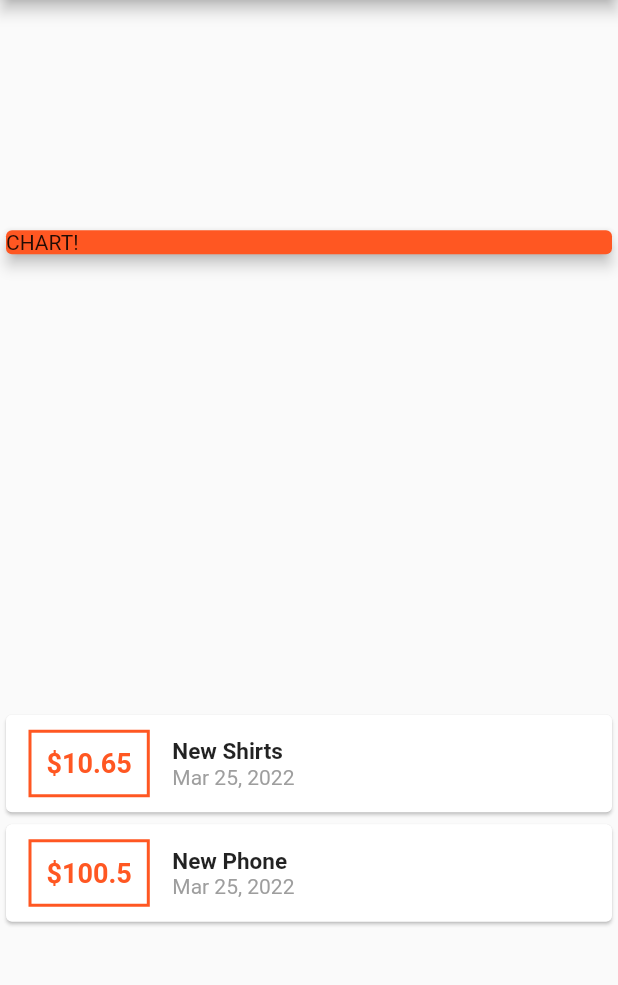
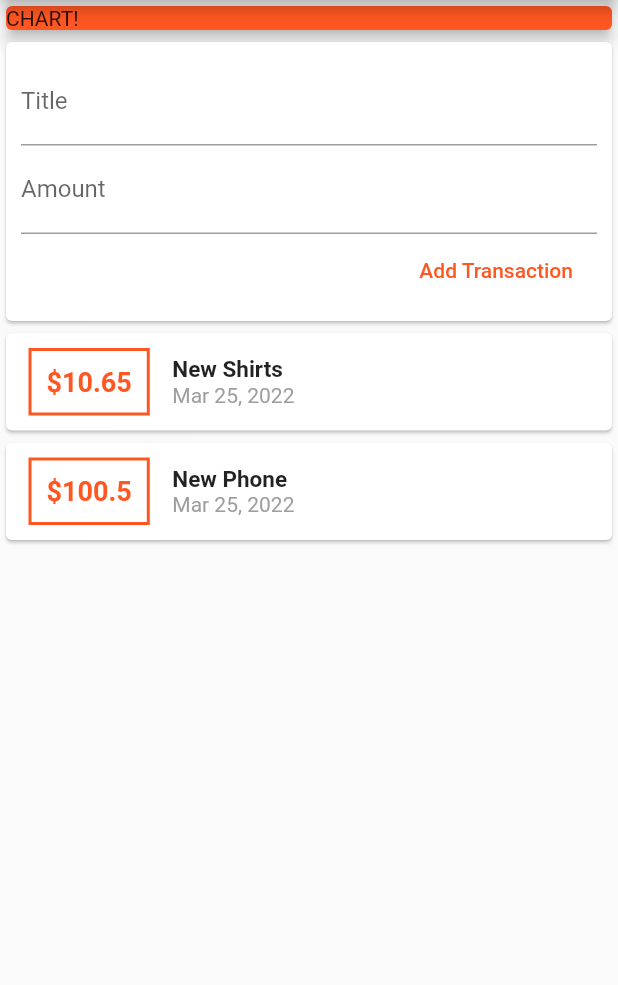
Before and after one commit to naufalakmal/expense_planner, a Flutter app: the screen it shows after launch, on a phone screen of 412 x 824 dp, the part 84-1069 px from its top. Run offline on Flutter 3.47's test engine with Material 2 defaults, Android fonts, the phone set to English and light mode, and no system bars.

Commit message:
Adding Text Input Widgets

```diff
--- a/lib/main.dart
+++ b/lib/main.dart
@@ -34,7 +34,7 @@ class MyApp extends StatelessWidget {
           backgroundColor: Colors.deepOrange,
         ),
         body: Column(
-          mainAxisAlignment: MainAxisAlignment.spaceAround,
+          // mainAxisAlignment: MainAxisAlignment.start,
           crossAxisAlignment: CrossAxisAlignment.stretch,
           children: <Widget>[
             Container(
@@ -43,6 +43,27 @@ class MyApp extends StatelessWidget {
                 color: Colors.deepOrange,
                 child: Text('CHART!'),
                 elevation: 4,
+              ),
+            ),
+            Card(
+              child: Container(
+                padding: EdgeInsets.all(10),
+                child: Column(
+                  crossAxisAlignment: CrossAxisAlignment.end,
+                  children: [
+                    TextField(
+                      decoration: InputDecoration(labelText: 'Title'),
+                    ),
+                    TextField(
+                      decoration: InputDecoration(labelText: 'Amount'),
+                    ),
+                    FlatButton(
+                      child: Text('Add Transaction'),
+                      textColor: Colors.deepOrange,
+                      onPressed: () {},
+                    )
+                  ],
+                ),
               ),
             ),
             Column(
```
